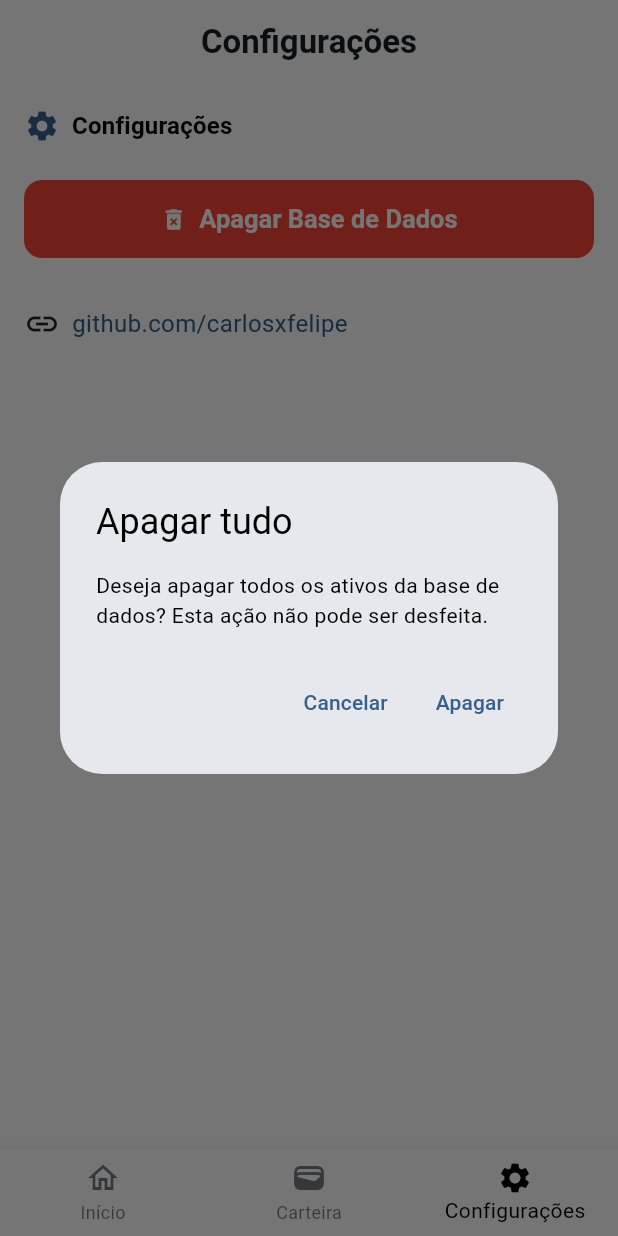
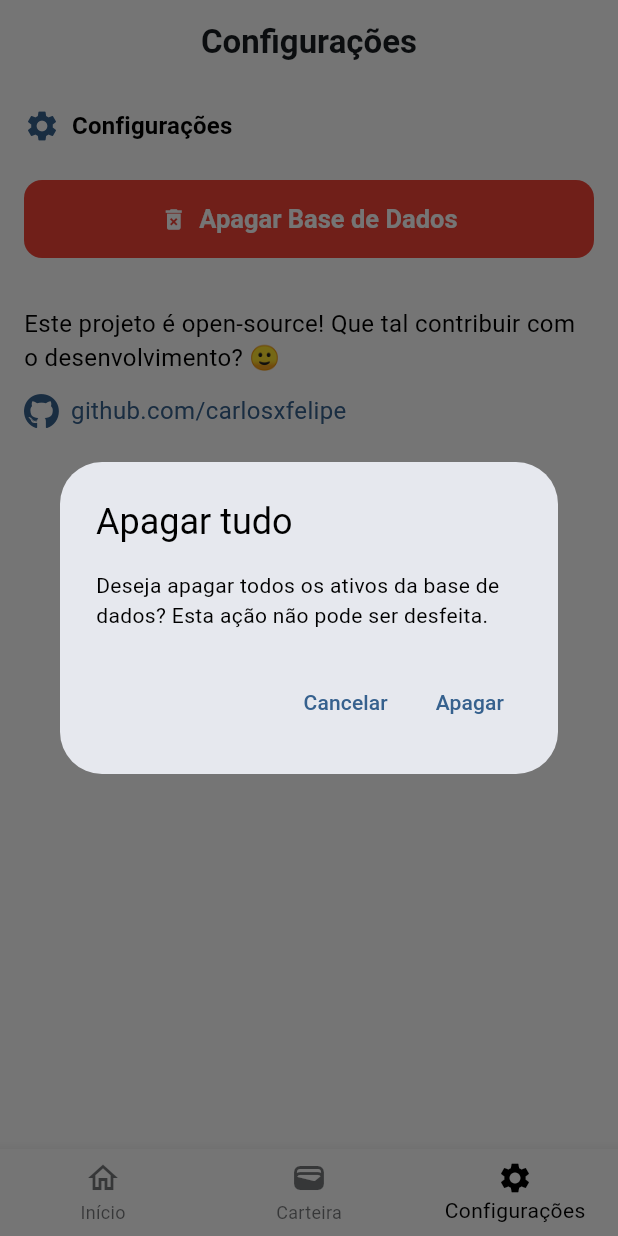
Before and after one commit to carlosxfelipe/ticker, a Flutter app: the screen it shows after launch, item 3 of the bottom bar chosen, after a tap on "Apagar Base de Dados", on a phone screen of 412 x 824 dp. Run offline on Flutter 3.47's test engine with Material 3 defaults, Android fonts, the phone set to English and light mode, and no system bars; our stand-ins replace dio, fl_chart, flutter_dotenv, font_awesome_flutter, go_router, sqflite; accounts and stored records are empty.

Commit message:
feat: update HomeScreen with SearchAppBar and enhance SettingsScreen with FontAwesome icons

```diff
--- a/lib/screens/home_screen.dart
+++ b/lib/screens/home_screen.dart
@@ -12,7 +12,7 @@ class HomeScreen extends StatelessWidget {
     return CustomBottomNavigationBar(
       currentIndex: 0, // Índice correspondente à página de "Início"
       child: Scaffold(
-        appBar: CustomAppBar(titleText: 'Página Inicial', onIconPressed: () {}),
+        appBar: SearchAppBar(iconName: 'refresh'),
         body: HomeBody(),
       ),
     );
--- a/lib/screens/settings_screen.dart
+++ b/lib/screens/settings_screen.dart
@@ -3,6 +3,7 @@ import 'package:url_launcher/url_launcher.dart';
 
 import 'package:ticker/database/database_helper.dart';
 import 'package:ticker/widgets.dart';
+import 'package:font_awesome_flutter/font_awesome_flutter.dart';
 
 class SettingsScreen extends StatelessWidget {
   const SettingsScreen({super.key});
@@ -49,6 +50,7 @@ class SettingsBody extends StatelessWidget {
             label: 'Apagar Base de Dados',
             icon: Icons.delete_forever,
             backgroundColor: Colors.red,
+            foregroundColor: Colors.white,
             onPressed: () async {
               final confirm = await showDialog<bool>(
                 context: context,
@@ -84,6 +86,11 @@ class SettingsBody extends StatelessWidget {
             },
           ),
           const SizedBox(height: 32),
+          Text(
+            'Este projeto é open-source! Que tal contribuir com o desenvolvimento? 🙂',
+            style: TextStyle(fontSize: 16),
+          ),
+          const SizedBox(height: 12),
           InkWell(
             onTap: () async {
               const url = 'https://github.com/carlosxfelipe';
@@ -96,7 +103,10 @@ class SettingsBody extends StatelessWidget {
             },
             child: Row(
               children: [
-                const Icon(Icons.link),
+                FaIcon(
+                  FontAwesomeIcons.github,
+                  color: Theme.of(context).colorScheme.primary,
+                ),
                 const SizedBox(width: 8),
                 Text(
                   'github.com/carlosxfelipe',
--- a/lib/widgets/search_app_bar.dart
+++ b/lib/widgets/search_app_bar.dart
@@ -1,31 +1,37 @@
 import 'package:flutter/material.dart';
 
 class SearchAppBar extends StatelessWidget implements PreferredSizeWidget {
-  final bool showIcon;
+  final String? iconName;
   final ValueChanged<String>? onChanged;
 
-  const SearchAppBar({super.key, this.showIcon = true, this.onChanged});
+  const SearchAppBar({super.key, this.iconName, this.onChanged});
 
   @override
   Widget build(BuildContext context) {
     final theme = Theme.of(context);
+    final hasValidIcon = iconName != null && _getIconByName(iconName!) != null;
+
     return AppBar(
       backgroundColor: theme.colorScheme.surface,
       surfaceTintColor: theme.colorScheme.surface,
-      // automaticallyImplyLeading: false,
       title: Row(
         children: [
-          Expanded(flex: 7, child: SearchAppBarContent(onChanged: onChanged)),
-          if (showIcon)
+          Expanded(
+            flex: hasValidIcon ? 7 : 8,
+            child: SearchAppBarContent(onChanged: onChanged),
+          ),
+          if (hasValidIcon)
             Expanded(
               flex: 1,
               child: Center(
                 child: IconButton(
                   icon: Icon(
-                    Icons.shopping_cart_outlined,
+                    _getIconByName(iconName!)!,
                     color: theme.colorScheme.onSurface,
                   ),
-                  onPressed: () {},
+                  onPressed: () {
+                    // ação do ícone
+                  },
                 ),
               ),
             ),
@@ -36,6 +42,24 @@ class SearchAppBar extends StatelessWidget implements PreferredSizeWidget {
 
   @override
   Size get preferredSize => const Size.fromHeight(kToolbarHeight);
+
+  IconData? _getIconByName(String name) {
+    // Adicione mais ícones conforme necessário
+    switch (name) {
+      case 'shopping_cart_outlined':
+        return Icons.shopping_cart_outlined;
+      case 'favorite':
+        return Icons.favorite;
+      case 'search':
+        return Icons.search;
+      case 'home':
+        return Icons.home;
+      case 'refresh':
+        return Icons.refresh;
+      default:
+        return null; // ícone não reconhecido
+    }
+  }
 }
 
 class SearchAppBarContent extends StatelessWidget {
--- a/pubspec.yaml
+++ b/pubspec.yaml
@@ -12,6 +12,7 @@ dependencies:
   flutter:
     sdk: flutter
   flutter_dotenv: ^5.2.1
+  font_awesome_flutter: ^10.8.0
   go_router: ^16.0.0
   intl: ^0.20.2
   path: ^1.9.1
```
Also changed, not shown: pubspec.lock.
